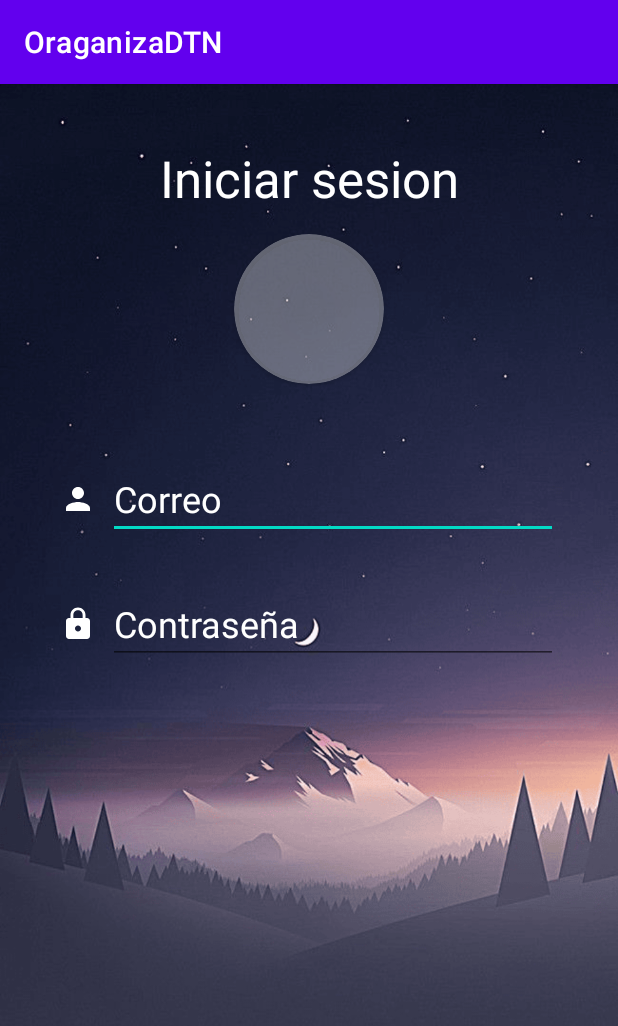
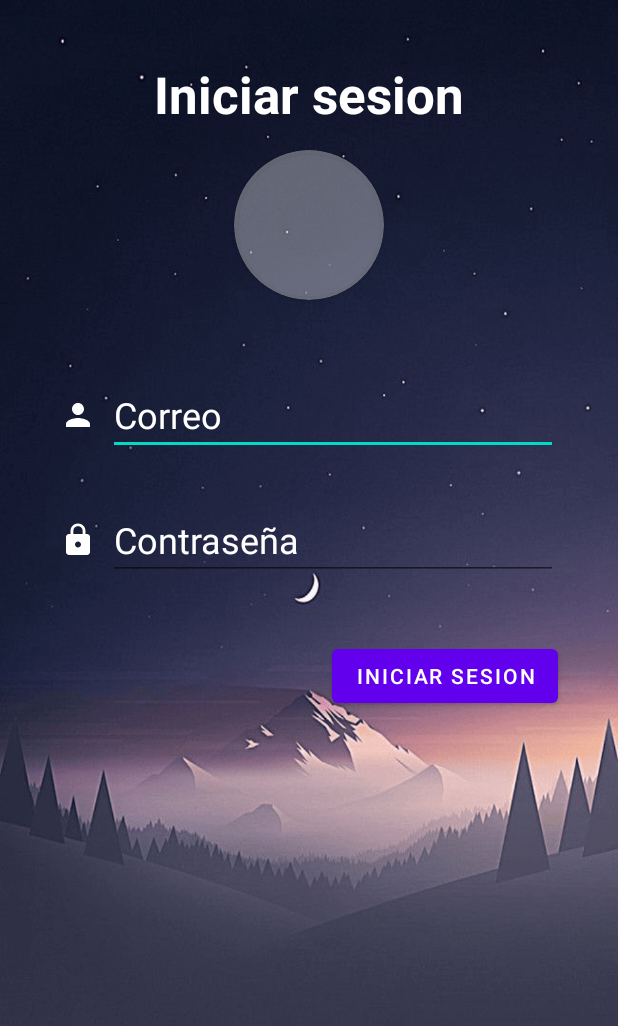
Before and after one commit to DrinerTucto/TrabajpFinalKotlin, an Android app: the loginActivity2 screen opened directly, with no data from a screen before it, on a phone screen of 412 x 824 dp. Shown: the top 1026 px of the screen. Run offline under Robolectric (Android 15) with nearby library versions, the phone set to English and light mode, and no system bars; our stand-ins replace Firebase (no records; nobody signed in at launch, a user with empty details on screens opened directly).

Commit message:
Agregando mas diseños y una parte de logica

```diff
--- a/app/build.gradle
+++ b/app/build.gradle
@@ -39,6 +39,7 @@ dependencies {
     implementation 'androidx.appcompat:appcompat:1.6.1'
     implementation 'com.google.android.material:material:1.8.0'
     implementation 'androidx.constraintlayout:constraintlayout:2.1.4'
+    implementation 'com.google.firebase:firebase-auth-ktx:21.1.0'
     testImplementation 'junit:junit:4.13.2'
     androidTestImplementation 'androidx.test.ext:junit:1.1.5'
     androidTestImplementation 'androidx.test.espresso:espresso-core:3.5.1'
--- a/app/src/main/AndroidManifest.xml
+++ b/app/src/main/AndroidManifest.xml
@@ -1,6 +1,10 @@
 <?xml version="1.0" encoding="utf-8"?>
 <manifest xmlns:android="http://schemas.android.com/apk/res/android"
     xmlns:tools="http://schemas.android.com/tools">
+    <uses-permission android:name="android.permission.ACCESS_NETWORK_STATE"/>
+    <uses-permission android:name="android.permission.INTERNET"/>
+
+
 
     <application
         android:allowBackup="true"
--- a/app/src/main/java/com/example/oraganizadtn/MainActivity.kt
+++ b/app/src/main/java/com/example/oraganizadtn/MainActivity.kt
@@ -42,4 +42,5 @@ class MainActivity : AppCompatActivity() {
 
 
     }
+
 }
--- a/app/src/main/java/com/example/oraganizadtn/loginActivity2.kt
+++ b/app/src/main/java/com/example/oraganizadtn/loginActivity2.kt
@@ -5,17 +5,17 @@ import android.os.Bundle
 import android.view.View
 import android.widget.ImageView
 import android.widget.Toast
-
+import com.google.firebase.auth.FirebaseAuth
+import com.google.firebase.ktx.Firebase
 
 
 class loginActivity2 : AppCompatActivity() {
-    override fun onCreate(savedInstanceState: Bundle?) {
+      override fun onCreate(savedInstanceState: Bundle?) {
         super.onCreate(savedInstanceState)
         setContentView(R.layout.activity_login2)
         val image = findViewById<ImageView>(R.id.image)
         val image2 = findViewById<ImageView>(R.id.image1)
         val image3 = findViewById<ImageView>(R.id.otro)
-
 
         val name = intent.extras?.getString("hombre").orEmpty()
 
--- a/app/src/main/res/layout/activity_login2.xml
+++ b/app/src/main/res/layout/activity_login2.xml
@@ -21,6 +21,7 @@
             android:layout_height="wrap_content"
             android:textAlignment="center"
             android:text="Iniciar sesion"
+            android:textStyle="bold"
 
             android:textSize="34sp">
 
@@ -132,7 +133,14 @@
 
         </LinearLayout>
 
-    </LinearLayout>
+        <Button
+            android:id="@+id/btn"
+            android:layout_width="wrap_content"
+            android:layout_height="wrap_content"
+            android:layout_gravity="end"
+            android:layout_margin="40dp"
+            android:text="Iniciar sesion"></Button>
+     </LinearLayout>
 
 
 
--- a/app/src/main/res/values/themes.xml
+++ b/app/src/main/res/values/themes.xml
@@ -1,6 +1,6 @@
 <resources xmlns:tools="http://schemas.android.com/tools">
     <!-- Base application theme. -->
-    <style name="Theme.OraganizaDTN" parent="Theme.MaterialComponents.DayNight.DarkActionBar">
+    <style name="Theme.OraganizaDTN" parent="Theme.MaterialComponents.DayNight.NoActionBar">
         <!-- Primary brand color. -->
         <item name="colorPrimary">@color/purple_500</item>
         <item name="colorPrimaryVariant">@color/purple_700</item>
```
Also changed, not shown: app/src/main/java/com/example/oraganizadtn/google.kt (added, +26 -0 lines), 1 other file.
